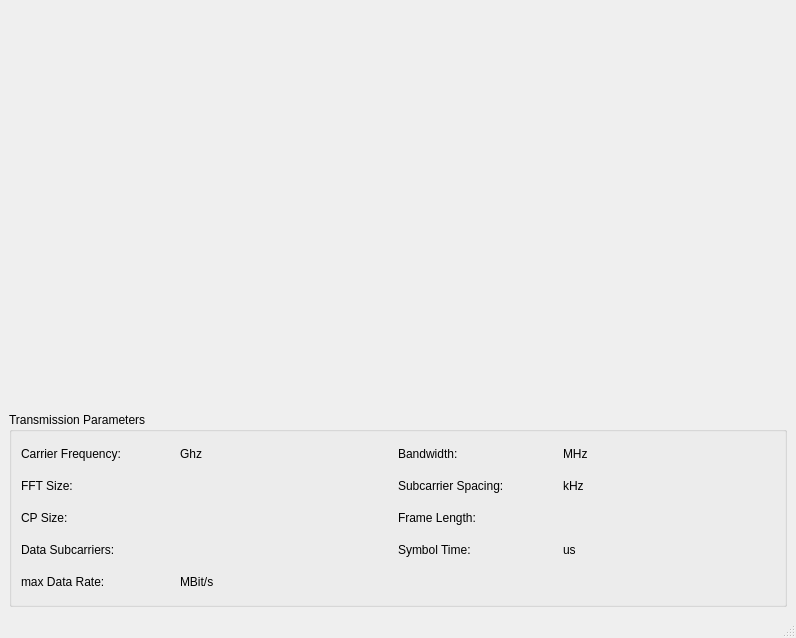
rwth-ti/gr-ofdm, file apps/gui/ofdm_tx_gui_window.ui: the form before one commit.
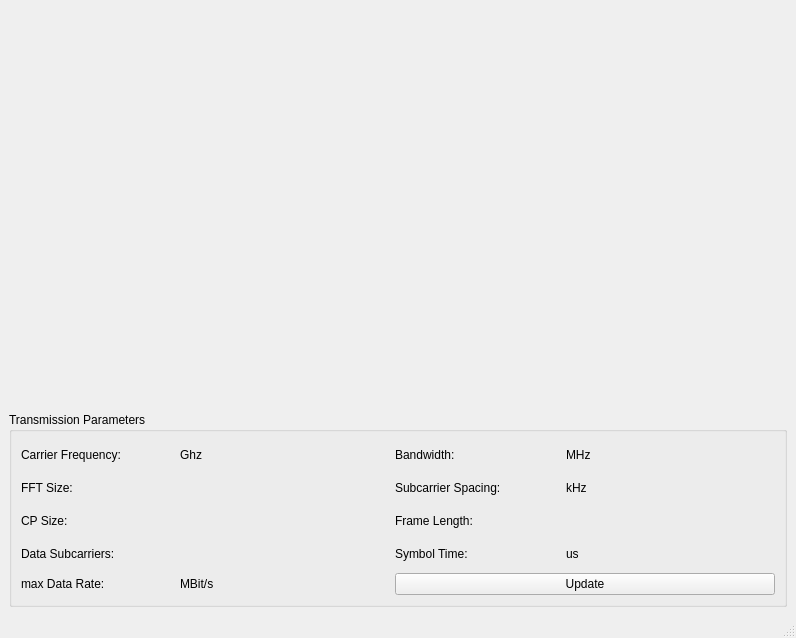
The form after the commit. Custom widgets are drawn as their Qt base class.

Commit message: Add update button for tx parameters.

Diff of the .ui file:
```diff
--- a/apps/gui/ofdm_tx_gui_window.ui
+++ b/apps/gui/ofdm_tx_gui_window.ui
@@ -305,6 +305,13 @@
          </item>
         </layout>
        </item>
+       <item row="4" column="3" colspan="3">
+        <widget class="QPushButton" name="pushButtonUpdate">
+         <property name="text">
+          <string>Update</string>
+         </property>
+        </widget>
+       </item>
       </layout>
      </widget>
     </item>
```
Left out of the diff: 3 changed lines with no effect on the pictures. The commit also changes 1 other file.
